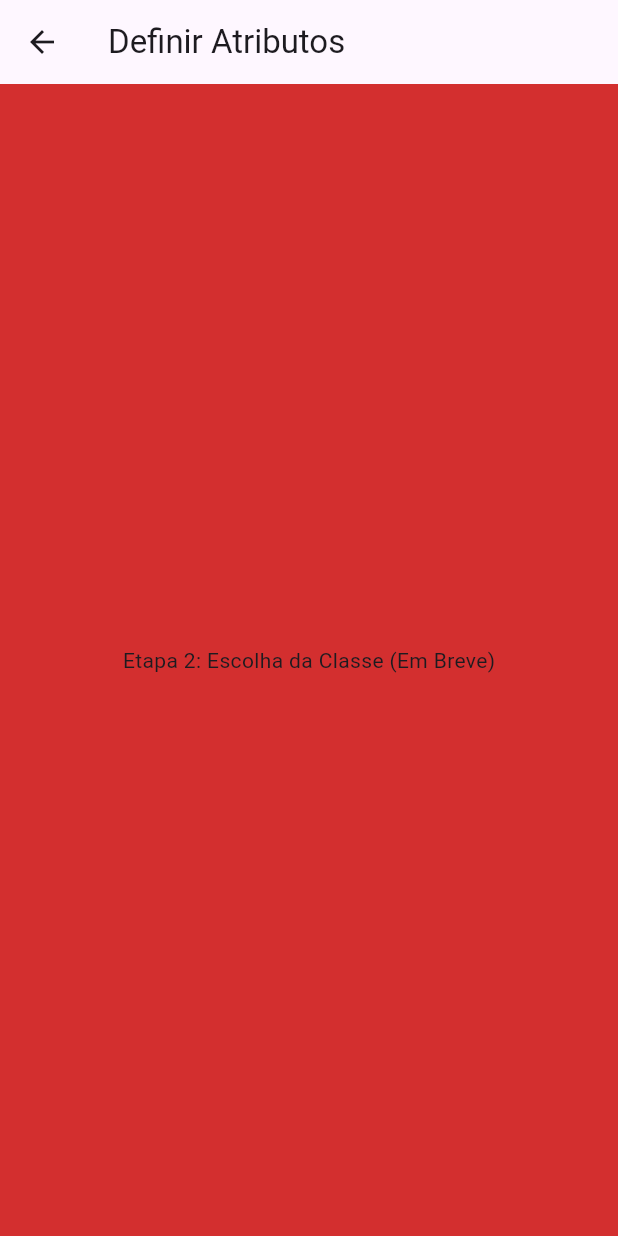
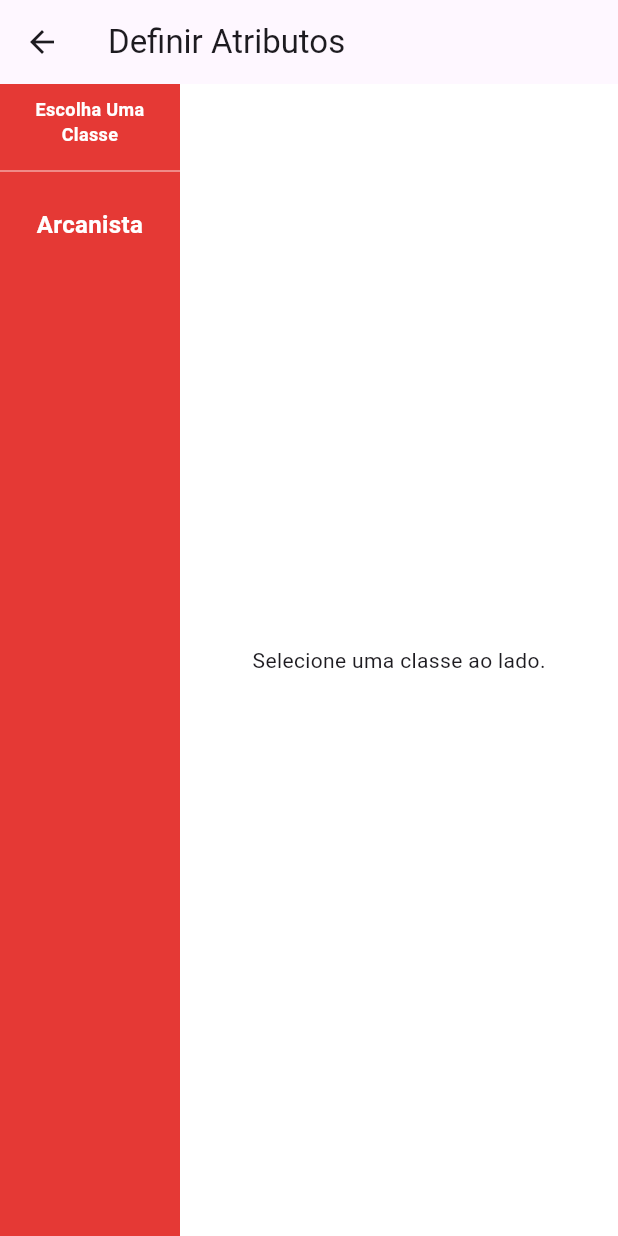
Before and after one commit to JohnThefive/Criador-de-personagem---Tormenta-20, a Flutter app: the CharacterCreatorScreen screen opened directly, swiped to page 3, on a phone screen of 412 x 824 dp. Run offline on Flutter 3.47's test engine with Material 3 defaults, Android fonts, the phone set to English and light mode, and no system bars; our stand-ins replace flutter_bloc.

Commit message:
Sistema inicial de classes iniciado
Sistema de classes iniciado com o arcanista.

```diff
--- /dev/null
+++ b/lib/domain/entities/classe.dart
@@ -0,0 +1,57 @@
+import 'proficiencias.dart';
+
+// isso deve servir pra outras classes que tem caminhos (barbaro, arcanista, etc)
+class CaminhoDeClasse {
+  final String nome;
+  final String atributoChave; // 'INT', 'CAR', etc.
+  final String descricao;
+
+
+  // Flags para a UI saber o que renderizar depois
+  final bool temFocoMagico;
+  final bool temLinhagem;
+  final bool temGrimorio;
+
+  const CaminhoDeClasse({
+    required this.nome,
+    required this.atributoChave,
+    required this.descricao,
+    this.temFocoMagico = false,
+    this.temLinhagem = false,
+    this.temGrimorio = false,
+  });
+}
+
+class Classe {
+  final String nome;
+  final int pvInicial;
+  final int pvPorNivel;
+  final int pmInicial; // Adicionado para a regra do Nível 1
+  final int pmPorNivel;
+
+  final List<TipoProficiencia> proficiencias;
+  final List<String> periciasFixas;
+  final List<String> periciasOpcoes;
+  final int qtdPericiasEscolha;
+
+  // Tabela de progressão (toda classe tem)
+  final Map<int, List<String>> tabelaDeProgressao;
+
+  // A classe pode ter caminhos para escolher no Nível 1 (Ex: Arcanista)
+  final List<CaminhoDeClasse> caminhosDisponiveis;
+
+  const Classe({
+    required this.nome,
+    required this.pvInicial,
+    required this.pvPorNivel,
+    required this.pmInicial,
+    required this.pmPorNivel,
+    required this.proficiencias,
+    required this.periciasFixas,
+    required this.periciasOpcoes,
+    required this.qtdPericiasEscolha,
+    this.caminhosDisponiveis = const [],
+    this.tabelaDeProgressao = const {}
+
+  });
+}
--- /dev/null
+++ b/lib/domain/entities/classe_do_personagem.dart
@@ -0,0 +1,45 @@
+import 'classe.dart';
+import 'poder.dart';
+import 'linhagem_arcanista.dart';
+
+class ClasseDoPersonagem {
+  final Classe classeDefinicao; // Referência à regra (Bárbaro)
+  final int nivel;               // Nível atual nesta classe (ex: 5)
+  final List<Poder> poderesEscolhidos;
+  final CaminhoDeClasse? caminhoEscolhido;
+  final Linhagem? linhagemEscolhida;
+
+
+  //
+
+  ClasseDoPersonagem({
+    required this.classeDefinicao,
+    required this.nivel,
+    this.caminhoEscolhido,
+    this.poderesEscolhidos = const [],
+    this.linhagemEscolhida,
+  });
+
+  ClasseDoPersonagem copyWith({
+    int? nivel,
+    CaminhoDeClasse? caminhoEscolhido,
+    List<Poder>? poderesEscolhidos,
+    Linhagem? linhagemEscolhida,
+
+    }) {
+    return ClasseDoPersonagem(
+      classeDefinicao: classeDefinicao,
+      nivel: nivel ?? this.nivel,
+      caminhoEscolhido: caminhoEscolhido ?? this.caminhoEscolhido,
+      poderesEscolhidos: poderesEscolhidos ?? this.poderesEscolhidos,
+      linhagemEscolhida: linhagemEscolhida ?? this.linhagemEscolhida,
+    );
+  }
+
+  bool get possuiHerancaBasica => linhagemEscolhida != null;
+  bool get possuiHerancaAprimorada => poderesEscolhidos.any((p) => p.nome == "Herança Aprimorada");
+  bool get possuiHerancaSuperior => poderesEscolhidos.any((p) => p.nome == "Herança Superior");
+
+
+
+}
--- /dev/null
+++ b/lib/domain/entities/linhagem_arcanista.dart
@@ -0,0 +1,55 @@
+// Enum para a Dracônica
+enum TipoDanoDraconico { acido, eletricidade, fogo, frio }
+
+// Classe Base
+abstract class Linhagem {
+  final String nome;
+  final String descricaoBasica;
+  final String descricaoAprimorada;
+  final String descricaoSuperior;
+
+  Linhagem({
+    required this.nome,
+    required this.descricaoBasica,
+    required this.descricaoAprimorada,
+    required this.descricaoSuperior,
+  });
+}
+
+// Implementações Específicas
+class LinhagemDraconica extends Linhagem {
+  final TipoDanoDraconico tipoDanoEscolhido;
+
+  LinhagemDraconica({required this.tipoDanoEscolhido})
+    : super(
+        nome: "Dracônica",
+        descricaoBasica: "Redução de dano e bônus de dano do tipo ${tipoDanoEscolhido.name}.",
+        descricaoAprimorada: "Aumento de PV e imunidade.",
+        descricaoSuperior: "Transformação em meio-dragão.",
+      );
+}
+
+class LinhagemFeerica extends Linhagem {
+  final String magiaBonusEncantamentoOuIlusao; // Guardaremos o nome ou ID da magia
+
+  LinhagemFeerica({required this.magiaBonusEncantamentoOuIlusao})
+    : super(
+        nome: "Feérica",
+        descricaoBasica: "Aprende $magiaBonusEncantamentoOuIlusao (+1 magia bônus).",
+        descricaoAprimorada: "Aumento de Carisma.",
+        descricaoSuperior: "Magias viram ações livres.",
+      );
+}
+
+class LinhagemRubra extends Linhagem {
+  // Flag para a UI saber que precisa abrir a lista de Poderes da Tormenta
+  final bool interageComTormenta = true;
+
+  LinhagemRubra()
+    : super(
+        nome: "Rubra",
+        descricaoBasica: "Pode perder Carisma para ganhar Poderes da Tormenta.",
+        descricaoAprimorada: "Redução de custo de mana.",
+        descricaoSuperior: "Imunidades da Tormenta.",
+      );
+}
--- /dev/null
+++ b/lib/domain/entities/poder.dart
@@ -0,0 +1,49 @@
+import 'personagem.dart';
+import 'classe_do_personagem.dart';
+
+class Poder {
+  final String nome;
+  final String descricao; // O efeito mecânico
+
+  // --- PRÉ-REQUISITOS ---
+  final int nivelMinimo;
+  final List<String> caminhosExigidos; // Ex: ['Bruxo', 'Mago']
+  final List<String> poderesExigidos;  // Ex: ['Raio Arcano']
+  final List<String> periciasExigidas; // Ex: ['Ofício (Escriba)']
+
+  const Poder({
+    required this.nome,
+    required this.descricao,
+    this.nivelMinimo = 1,
+    this.caminhosExigidos = const [],
+    this.poderesExigidos = const [],
+    this.periciasExigidas = const [],
+  });
+
+  // O motor de validação: O App chama isso para saber se o botão fica cinza ou clicável
+  bool isElegivel(Personagem personagem, ClasseDoPersonagem classeAtual) {
+    // 1. Checa Nível
+    if (classeAtual.nivel < nivelMinimo) return false;
+
+    // 2. Checa Caminho (Se a lista não for vazia, o caminho atual DEVE estar nela)
+    if (caminhosExigidos.isNotEmpty) {
+      final caminhoAtual = classeAtual.caminhoEscolhido?.nome;
+      if (caminhoAtual == null || !caminhosExigidos.contains(caminhoAtual)) {
+        return false;
+      }
+    }
+
+    // 3. Checa Poderes Anteriores
+    final nomesDosPoderesQueTenho = classeAtual.poderesEscolhidos.map((p) => p.nome).toList();
+    for (var exigido in poderesExigidos) {
+      if (!nomesDosPoderesQueTenho.contains(exigido)) return false;
+    }
+
+    // 4. Checa Perícias (Assumindo que teremos uma lista de perícias treinadas no personagem no futuro)
+    // for (var pericia in periciasExigidas) {
+    //   if (!personagem.periciasTreinadas.contains(pericia)) return false;
+    // }
+
+    return true; // Passou em tudo!
+  }
+}
--- /dev/null
+++ b/lib/domain/entities/proficiencias.dart
@@ -0,0 +1,8 @@
+enum TipoProficiencia {
+  armasSimples,
+  armasMarciais,
+  armadurasLeves,
+  armadurasPesadas,
+  escudos,
+  // Adicionar mais depois, por enquanto vamos colocar a classe
+}
--- /dev/null
+++ b/lib/domain/services/banco_classes.dart
@@ -0,0 +1,66 @@
+import '../entities/classe.dart';
+
+class BancoDeClasses {
+  static const List<Classe> todas = [
+    Classe(
+      nome: "Arcanista",
+      pvInicial: 8,
+      pvPorNivel: 2,
+      pmInicial: 6,
+      pmPorNivel: 6,
+      proficiencias: [], // Nenhuma proficiência concedida
+      periciasFixas: ["Misticismo", "Vontade"],
+      qtdPericiasEscolha: 2,
+      periciasOpcoes: [
+        "Conhecimento", "Diplomacia", "Enganação", "Iniciativa",
+        "Intimidação", "Intuição", "Investigação", "Ofício",
+        "Percepção", "Religião", "Cura" // DEPois colocar Baseado no livro
+      ],
+
+      tabelaDeProgressao: {
+        1: ["Escolha do Caminho", "Magias de 1º Círculo"],
+        2: ["Poder de Arcanista"],
+        3: ["Poder de Arcanista"],
+        4: ["Poder de Arcanista"],
+        5: ["Poder de Arcanista", "Magias de 2º Círculo"],
+        6: ["Poder de Arcanista"],
+        7: ["Poder de Arcanista"],
+        8: ["Poder de Arcanista"],
+        9: ["Poder de Arcanista", "Magias de 3º Círculo"],
+        10: ["Poder de Arcanista"],
+        11: ["Poder de Arcanista"],
+        12: ["Poder de Arcanista"],
+        13: ["Poder de Arcanista", "Magias de 4º Círculo"],
+        14: ["Poder de Arcanista"],
+        15: ["Poder de Arcanista"],
+        16: ["Poder de Arcanista"],
+        17: ["Poder de Arcanista", "Magias de 5º Círculo"],
+        18: ["Poder de Arcanista"],
+        19: ["Poder de Arcanista"],
+        20: ["Poder de Arcanista", "Alta Arcana"],
+      },
+      caminhosDisponiveis: [
+        CaminhoDeClasse(
+          nome: "Bruxo",
+          atributoChave: "INT",
+          descricao: "Usa um Foco Mágico (RD 10, PV = metade do seu). Se destruído, fica atordoado.",
+          temFocoMagico: true,
+        ),
+        CaminhoDeClasse(
+          nome: "Feiticeiro",
+          atributoChave: "CAR",
+          descricao: "Magia inata através de uma Linhagem. Aprende magias em níveis ímpares.",
+          temLinhagem: true,
+        ),
+        CaminhoDeClasse(
+          nome: "Mago",
+          atributoChave: "INT",
+          descricao: "Possui um Grimório. Precisa memorizar magias. Começa com 4 magias.",
+          temGrimorio: true,
+        ),
+
+      ],
+    ),
+    // Futuramente adicionaremos Guerreiro, Bárbaro, etc aqui.
+  ];
+}
--- a/lib/presentation/controllers/personagem_cubit.dart
+++ b/lib/presentation/controllers/personagem_cubit.dart
@@ -1,4 +1,6 @@
 import 'package:flutter_bloc/flutter_bloc.dart';
+import 'package:t20_creator/domain/entities/classe.dart';
+import 'package:t20_creator/domain/entities/classe_do_personagem.dart';
 import '../../domain/entities/personagem.dart';
 import '../../domain/services/regras_atributos.dart';
 import '../../domain/entities/raca.dart';
@@ -202,4 +204,27 @@ class PersonagemCubit extends Cubit<PersonagemState> {
     emit(state.copyWith(atributosVariaveisRaca: listaAtual));
 
     }
+
+  // Vamos começar a logica de seleção de classe
+  void selecionarClasse(Classe classeDefinicao) {
+    // Cria a instância da classe no Nível 1
+    final novaClasse = ClasseDoPersonagem(classeDefinicao: classeDefinicao, nivel: 1);
+
+    // Como estamos na criação do personagem, esta será a classe principal (índice 0)
+    final novoPersonagem = state.personagem.copyWith(classe_do_personagem: [novaClasse]);
+    emit(state.copyWith(personagem: novoPersonagem));
+  }
+
+  // para classes com subclasses/caminhos
+  void selecionarCaminhoDaClasse(CaminhoDeClasse caminho) {
+    if (state.personagem.classes.isEmpty) return;
+
+    // Pega a classe atual e atualiza com o caminho escolhido
+    final classeAtual = state.personagem.classes[0];
+    final classeAtualizada = classeAtual.copyWith(caminhoEscolhido: caminho);
+
+    final novoPersonagem = state.personagem.copyWith(classe_do_personagem: [classeAtualizada]);
+    emit(state.copyWith(personagem: novoPersonagem));
+  }
+
 }
--- a/lib/presentation/screens/char_creation_screen.dart
+++ b/lib/presentation/screens/char_creation_screen.dart
@@ -1,6 +1,7 @@
 import 'package:flutter/material.dart';
 import 'package:flutter_bloc/flutter_bloc.dart';
 import 'package:t20_creator/presentation/screens/pagina_racas.dart';
+import 'package:t20_creator/presentation/screens/pagina_selecao_classe.dart';
 import '../controllers/personagem_cubit.dart';
 import '../widgets/atributo_card_compra.dart';
 // Importe seus widgets de AtributoCard e a lógica de Rolagem aqui
@@ -67,8 +68,8 @@ class CharacterCreatorScreen extends StatelessWidget {
             physics: const NeverScrollableScrollPhysics(), // Bloqueia swipe manual
             children: [
               _PaginaAtributos(state: state), // pagina de atributos
-              PaginaSelecaoRaca(state: state), // pagina de seleção de egua
-              const Center(child: Text("Etapa 2: Escolha da Classe (Em Breve)")),
+              PaginaSelecaoRaca(state: state), // pagina de seleção de raça
+              PaginaSelecaoClasse(state: state), // pagina de seleçao de classe
               const Center(child: Text("Etapa 3: Origem (Em Breve)")),
               // ... adicione as outras etapas aqui (mesngaem pro joão do futuro) ...
               _PaginaFinalizacao(), // Última Etapa
@@ -123,7 +124,24 @@ class CharacterCreatorScreen extends StatelessWidget {
       return state.personagem.raca != null;
     }
 
-    // 3. OUTRAS ETAPAS (Mocks)
+    if (state.etapaAtual == 2){
+      if (state.personagem.classes.isEmpty){
+        return false;
+      }
+
+      final classeSelecionada = state.personagem.classes[0];
+
+      // se a classe tem caminhos
+      if (classeSelecionada.classeDefinicao.caminhosDisponiveis.isNotEmpty){
+        return classeSelecionada.caminhoEscolhido != null;
+      }
+
+      return true;
+
+
+    }
+
+
     return true;
   }
   }
--- /dev/null
+++ b/lib/presentation/screens/pagina_selecao_classe.dart
@@ -0,0 +1,168 @@
+import 'package:flutter/material.dart';
+import 'package:flutter_bloc/flutter_bloc.dart';
+import '../../domain/services/banco_classes.dart';
+import '../controllers/personagem_cubit.dart';
+
+class PaginaSelecaoClasse extends StatelessWidget {
+  final PersonagemState state;
+
+  const PaginaSelecaoClasse({super.key, required this.state});
+
+  @override
+  Widget build(BuildContext context) {
+    // Identifica qual classe está selecionada (se houver)
+    final classeSelecionada = state.personagem.classes.isNotEmpty
+        ? state.personagem.classes[0].classeDefinicao
+        : null;
+
+    final caminhoSelecionado = state.personagem.classes.isNotEmpty
+        ? state.personagem.classes[0].caminhoEscolhido
+        : null;
+
+    return Row(
+      children: [
+        // --- MENU LATERAL ESQUERDO (VERMELHO) ---
+        Container(
+          width: 120, // Largura fixa para o menu
+          color: Colors.red[600],
+          child: Column(
+            children: [
+              const Padding(
+                padding: EdgeInsets.all(8.0),
+                child: Text(
+                  "Escolha Uma Classe",
+                  style: TextStyle(color: Colors.white, fontWeight: FontWeight.bold, fontSize: 12),
+                  textAlign: TextAlign.center,
+                ),
+              ),
+              const Divider(color: Colors.white54),
+              Expanded(
+                child: ListView.builder(
+                  itemCount: BancoDeClasses.todas.length,
+                  itemBuilder: (context, index) {
+                    final classe = BancoDeClasses.todas[index];
+                    final isSelected = classeSelecionada?.nome == classe.nome;
+
+                    return GestureDetector(
+                      onTap: () => context.read<PersonagemCubit>().selecionarClasse(classe),
+                      child: Container(
+                        margin: const EdgeInsets.symmetric(horizontal: 8, vertical: 4),
+                        padding: const EdgeInsets.symmetric(vertical: 12),
+                        decoration: BoxDecoration(
+                          color: isSelected ? Colors.grey[400] : Colors.transparent,
+                          borderRadius: BorderRadius.circular(20), // Estilo "Pílula"
+                        ),
+                        child: Text(
+                          classe.nome,
+                          textAlign: TextAlign.center,
+                          style: TextStyle(
+                            color: isSelected ? Colors.black : Colors.white,
+                            fontWeight: FontWeight.bold,
+                            fontSize: 16,
+                          ),
+                        ),
+                      ),
+                    );
+                  },
+                ),
+              ),
+            ],
+          ),
+        ),
+
+        // --- CONTEÚDO À DIREITA (BRANCO) ---
+        Expanded(
+          child: Container(
+            color: Colors.white,
+            child: classeSelecionada == null
+                ? const Center(child: Text("Selecione uma classe ao lado."))
+                : ListView(
+                    padding: const EdgeInsets.all(16),
+                    children: [
+                      // Fonte do Livro
+                      Row(
+                        children: [
+                          Icon(Icons.circle, color: Colors.red[700], size: 12),
+                          const SizedBox(width: 4),
+                          const Text("Fonte: Tormenta 20", style: TextStyle(fontSize: 10, fontWeight: FontWeight.bold)),
+                        ],
+                      ),
+                      const SizedBox(height: 16),
+
+                      // Placeholder para Imagem (Como na sua arte)
+                      Container(
+                        height: 150,
+                        decoration: BoxDecoration(
+                          color: Colors.grey[300],
+                          borderRadius: BorderRadius.circular(12),
+                        ),
+                        child: const Center(child: Icon(Icons.image, size: 50, color: Colors.grey)),
+                      ),
+                      const SizedBox(height: 16),
+
+                      // Botão de Equipamento Inicial
+                      ElevatedButton(
+                        onPressed: () {},
+                        style: ElevatedButton.styleFrom(backgroundColor: Colors.grey[400]),
+                        child: const Text("Equipamento inicial", style: TextStyle(color: Colors.black)),
+                      ),
+                      const SizedBox(height: 16),
+
+                      // Atributos Mecânicos
+                      Text.rich(TextSpan(children: [
+                        const TextSpan(text: "Pontos de Vida (Nvl 1): ", style: TextStyle(fontWeight: FontWeight.bold)),
+                        TextSpan(text: "${classeSelecionada.pvInicial} + Modificador de Constituição\n"),
+                        const TextSpan(text: "Pontos de Mana (Nvl 1): ", style: TextStyle(fontWeight: FontWeight.bold)),
+                        TextSpan(text: "${classeSelecionada.pmInicial}\n"),
+                      ])),
+
+                      const SizedBox(height: 16),
+                      const Divider(),
+
+                      // --- SEÇÃO DE CAMINHOS/SUBCLASSES ---
+                      if (classeSelecionada.caminhosDisponiveis.isNotEmpty) ...[
+                        Row(
+                          children: [
+                            const Text("Caminhos Arcanos", style: TextStyle(fontWeight: FontWeight.bold, fontSize: 18)),
+                            const SizedBox(width: 8),
+                            Icon(Icons.circle, color: Colors.red[700], size: 12),
+                          ],
+                        ),
+                        const SizedBox(height: 8),
+                        const Text("Você deve escolher seu caminho no 1º Nível:", style: TextStyle(fontSize: 12)),
+                        const SizedBox(height: 12),
+
+                        // Lista de Botões para os Caminhos
+                        ...classeSelecionada.caminhosDisponiveis.map((caminho) {
+                          final isCaminhoSelecionado = caminhoSelecionado?.nome == caminho.nome;
+                          return GestureDetector(
+                            onTap: () => context.read<PersonagemCubit>().selecionarCaminhoDaClasse(caminho),
+                            child: Card(
+                              color: isCaminhoSelecionado ? Colors.red[50] : Colors.white,
+                              shape: RoundedRectangleBorder(
+                                side: BorderSide(color: isCaminhoSelecionado ? Colors.red : Colors.grey[300]!, width: 2),
+                                borderRadius: BorderRadius.circular(8),
+                              ),
+                              child: Padding(
+                                padding: const EdgeInsets.all(12),
+                                child: Column(
+                                  crossAxisAlignment: CrossAxisAlignment.start,
+                                  children: [
+                                    Text(caminho.nome, style: TextStyle(fontWeight: FontWeight.bold, color: isCaminhoSelecionado ? Colors.red[900] : Colors.black)),
+                                    const SizedBox(height: 4),
+                                    Text(caminho.descricao, style: const TextStyle(fontSize: 12)),
+                                  ],
+                                ),
+                              ),
+                            ),
+                          );
+                        }),
+                      ]
+                    ],
+                  ),
+          ),
+        ),
+      ],
+    );
+  }
+}
```
Also changed, not shown: lib/domain/entities/personagem.dart (+106 -4 lines).
